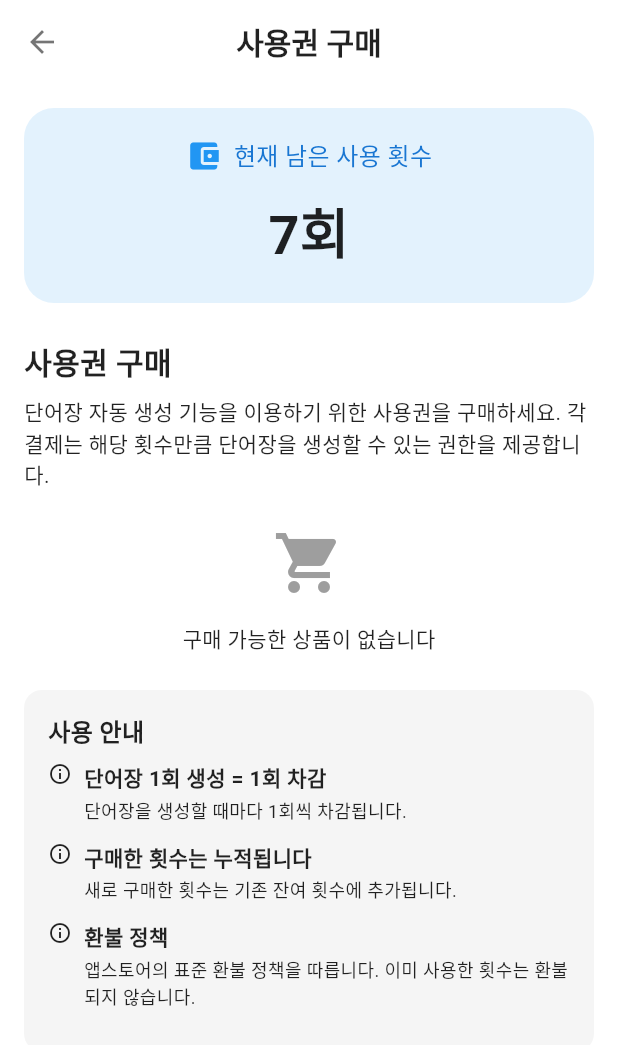
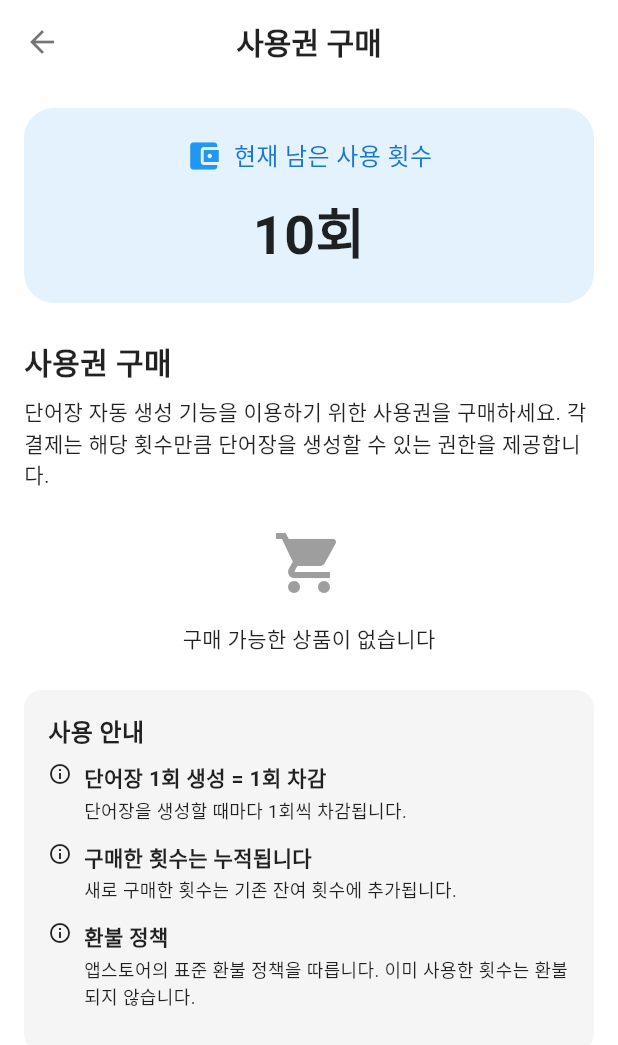
Before and after one commit to taehun2123/voca_app, a Flutter app: the PurchaseScreen screen opened directly, on a phone screen of 412 x 824 dp. Shown: the top 1045 px of the screen. Run offline on Flutter 3.47's test engine with Material 3 defaults, Android fonts, the phone set to English and light mode, and no system bars; our stand-ins replace firebase_core, firebase_remote_config, flutter_secure_storage, flutter_tts, image_picker, in_app_purchase and 2 more; accounts and stored records are empty; Roboto replaces fonts that are missing (Pretendard).

Commit message:
초기 이용권 횟수 업데이트

```diff
--- a/lib/screens/purchase_screen.dart
+++ b/lib/screens/purchase_screen.dart
@@ -323,7 +323,7 @@ class _PurchaseScreenState extends State<PurchaseScreen> {
       productIcon = Icons.auto_stories;
     } else if (product.id.contains('60')) {
       title = '60회 추가 이용권';
-      description = '단어장 생성 100회 이용권';
+      description = '단어장 생성 60회 이용권';
       usageCount = 60;
       productIcon = Icons.auto_stories;
     }
--- a/lib/utils/constants.dart
+++ b/lib/utils/constants.dart
@@ -8,8 +8,8 @@ class AppConstants {
   static const String credits30ProductId = 'com.taehun2123.capturevoca.credits.30';
   static const String credits60ProductId = 'com.taehun2123.capturevoca.credits.60';
 
-  // 초기 무료 사용량xz
-  static const int initialFreeCredits = 7;
+  // 초기 무료 사용량
+  static const int initialFreeCredits = 10;
 
   // API 키 보호를 위한 XOR 시크릿 키
   static final List<int> apiKeySecret = utf8.encode('vocabularyAppSecretKey2025');
```
